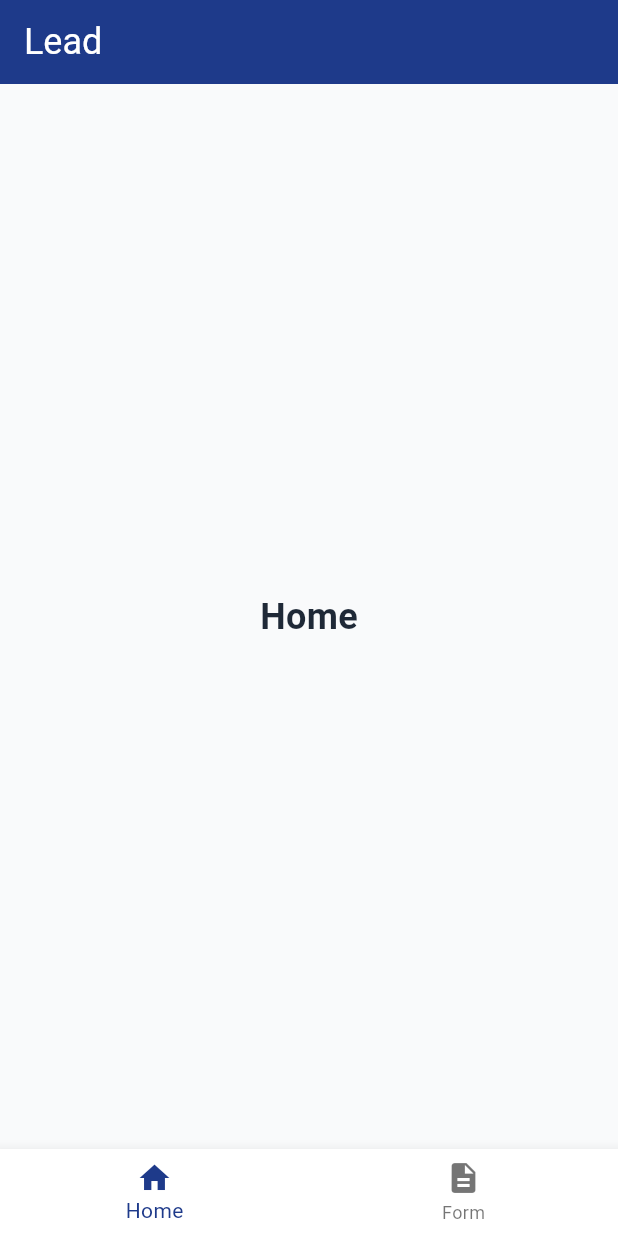
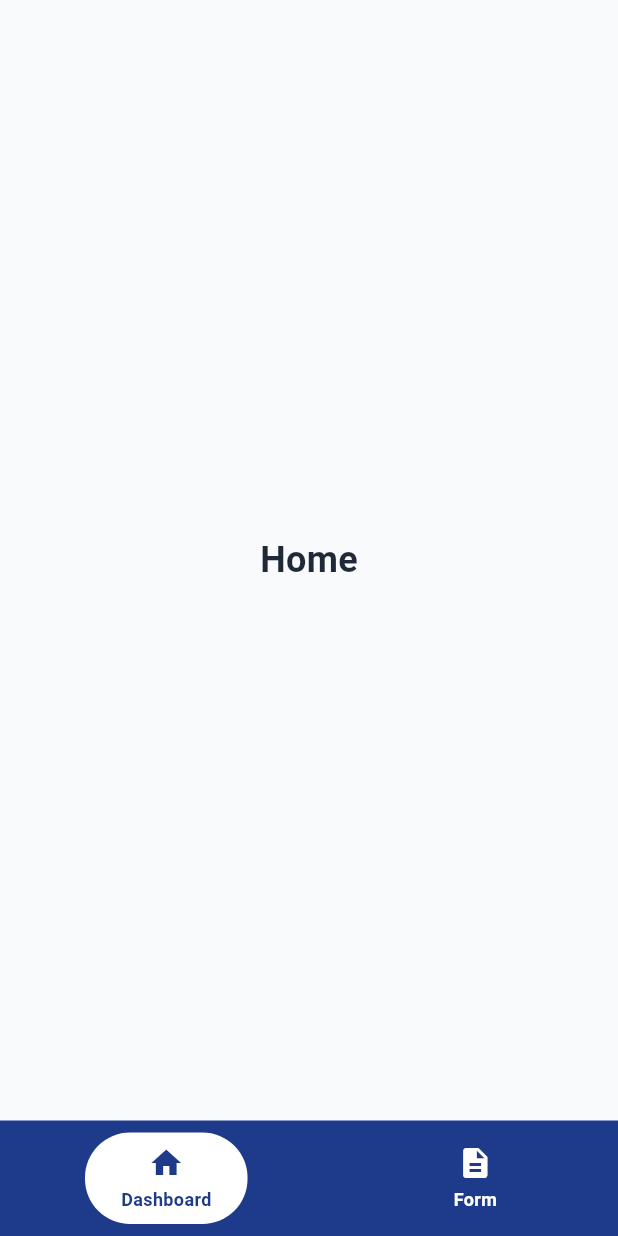
Before and after one commit to huzaifa-huzzi/Project_Lead, a Flutter app: the DashboardScreen screen opened directly, on a phone screen of 412 x 824 dp. Run offline on Flutter 3.47's test engine with Material 3 defaults, Android fonts, the phone set to English and light mode, and no system bars; our stand-ins replace get, intl_phone_field, loading_indicator.

Commit message:
some changes in the Dashboard screen

```diff
--- a/lib/View/Dashboard/DashboardScreen.dart
+++ b/lib/View/Dashboard/DashboardScreen.dart
@@ -1,7 +1,6 @@
 import 'package:flutter/material.dart';
 import 'package:project_x/Resources/Colors/Colors.dart';
 import 'package:project_x/View/Form/Form.dart';
-
 import '../../Resources/Reusable Widgets/Sizing of Screen.dart';
 
 class DashboardScreen extends StatefulWidget {
@@ -14,6 +13,7 @@ class DashboardScreen extends StatefulWidget {
 class _DashboardScreenState extends State<DashboardScreen> {
   int _selectedIndex = 0;
 
+  /// Screens
   final List<Widget> _screens = [
     Container(
       color: const Color(0xFFF9FAFB),
@@ -30,81 +30,131 @@ class _DashboardScreenState extends State<DashboardScreen> {
     const FormFilling(),
   ];
 
+  /// Navbars data
+  final List<Map<String, dynamic>> menuItems = [
+    {'icon': Icons.home, 'label': 'Dashboard'},
+    {'icon': Icons.description, 'label': 'Form'},
+  ];
+
   @override
   Widget build(BuildContext context) {
     final bool isMobile = MediaQuery.of(context).size.width < 600;
     SizingConfig.init(context);
 
     return Scaffold(
-      appBar: AppBar(
-        title: Text(
-          'Lead',
+      body: Row(
+        children: [
+          /// Logo
+          if (!isMobile)
+            Container(
+              width: 200,
+              color: AppColors.primaryColor,
+              child: Column(
+                crossAxisAlignment: CrossAxisAlignment.start,
+                children: [
+                  Padding(
+                    padding: const EdgeInsets.all(24.0),
+                    child: Row(
+                      children: [
+                        const Icon(Icons.work, color: Colors.white, size: 32),
+                        SizedBox(width: SizingConfig.width(0.02)),
+                        const Text(
+                          "Lead",
                           style: TextStyle(
-            fontSize: 24,
-            color: AppColors.surfaceColor,
-            fontFamily: 'sans-Serif',
+                            color: Colors.white,
+                            fontSize: 22,
+                            fontWeight: FontWeight.bold,
                           ),
                         ),
-        backgroundColor: const Color(0xFF1E3A8A),
-        automaticallyImplyLeading: false,
+                      ],
                     ),
-      body: Row(
-        children: [
-          if (!isMobile)
-            NavigationRail(
-              selectedIndex: _selectedIndex,
-              onDestinationSelected: (int index) {
+                  ),
+                  ///  Nav for web
+                  SizedBox(height: SizingConfig.height(0.02)),
+                  ...List.generate(menuItems.length, (index) {
+                    final isSelected = _selectedIndex == index;
+                    return GestureDetector(
+                      onTap: () {
                         setState(() {
                           _selectedIndex = index;
                         });
                       },
-              backgroundColor: AppColors.surfaceColor,
-              selectedIconTheme: IconThemeData(color: AppColors.primaryColor),
-              unselectedIconTheme: IconThemeData(color: Colors.grey[300]),
-              selectedLabelTextStyle: const TextStyle(
-                color: Colors.white,
-                fontWeight: FontWeight.bold,
+                      child: Container(
+                        margin: const EdgeInsets.symmetric(horizontal: 16, vertical: 8),
+                        padding: const EdgeInsets.symmetric(horizontal: 16, vertical: 12),
+                        decoration: BoxDecoration(
+                          color: isSelected ? Colors.white : Colors.transparent,
+                          borderRadius: BorderRadius.circular(30),
                         ),
-              unselectedLabelTextStyle: const TextStyle(color: Colors.white60),
-              destinations:  [
-                NavigationRailDestination(
-                  icon: Column(
+                        child: Row(
                           children: [
-                      Icon(Icons.home),
+                            Icon(
+                              menuItems[index]['icon'],
+                              color: isSelected ? AppColors.primaryColor : Colors.white,
+                            ),
+                            SizedBox(width: SizingConfig.width(0.02)),
+                            Text(
+                              menuItems[index]['label'],
+                              style: TextStyle(
+                                color: isSelected ? AppColors.primaryColor : Colors.white,
+                                fontWeight: FontWeight.w600,
+                              ),
+                            )
                           ],
                         ),
-                  label: Text('Home'),
                       ),
-                NavigationRailDestination(
-                  icon: Column(
-                    children: [
-                      Icon(Icons.description),
+                    );
+                  }),
                 ],
               ),
-                  label: Text('Form'),
+            ),
+          Expanded(child: _screens[_selectedIndex]),
+        ],
+      ),
+
+      ///  Nav for Mobile
+      bottomNavigationBar: isMobile
+          ? Container(
+        color: AppColors.primaryColor,
+        padding: const EdgeInsets.symmetric(vertical: 8),
+        child: Row(
+          mainAxisAlignment: MainAxisAlignment.spaceAround,
+          children: List.generate(menuItems.length, (index) {
+            final isSelected = _selectedIndex == index;
+            return GestureDetector(
+              onTap: () {
+                setState(() {
+                  _selectedIndex = index;
+                });
+              },
+              child: Container(
+                padding: const EdgeInsets.symmetric(horizontal: 24, vertical: 8),
+                decoration: BoxDecoration(
+                  color: isSelected ? Colors.white : Colors.transparent,
+                  borderRadius: BorderRadius.circular(30),
+                ),
+                child: Column(
+                  mainAxisSize: MainAxisSize.min,
+                  children: [
+                    Icon(
+                      menuItems[index]['icon'],
+                      color: isSelected ? AppColors.primaryColor : Colors.white,
+                    ),
+                    const SizedBox(height: 4),
+                    Text(
+                      menuItems[index]['label'],
+                      style: TextStyle(
+                        fontSize: 12,
+                        fontWeight: FontWeight.w600,
+                        color: isSelected ? AppColors.primaryColor : Colors.white,
+                      ),
                     ),
                   ],
                 ),
-          Expanded(
-            child: _screens[_selectedIndex],
               ),
-        ],
+            );
+          }),
         ),
-      bottomNavigationBar: isMobile
-          ? BottomNavigationBar(
-        currentIndex: _selectedIndex,
-        onTap: (int index) => setState(() => _selectedIndex = index),
-        selectedItemColor: AppColors.primaryColor,
-        items: const [
-          BottomNavigationBarItem(
-            icon: Icon(Icons.home),
-            label: 'Home',
-          ),
-          BottomNavigationBarItem(
-            icon: Icon(Icons.description),
-            label: 'Form',
-          ),
-        ],
       )
           : null,
     );
```
Lines whose indentation alone changed are shown as unchanged.
